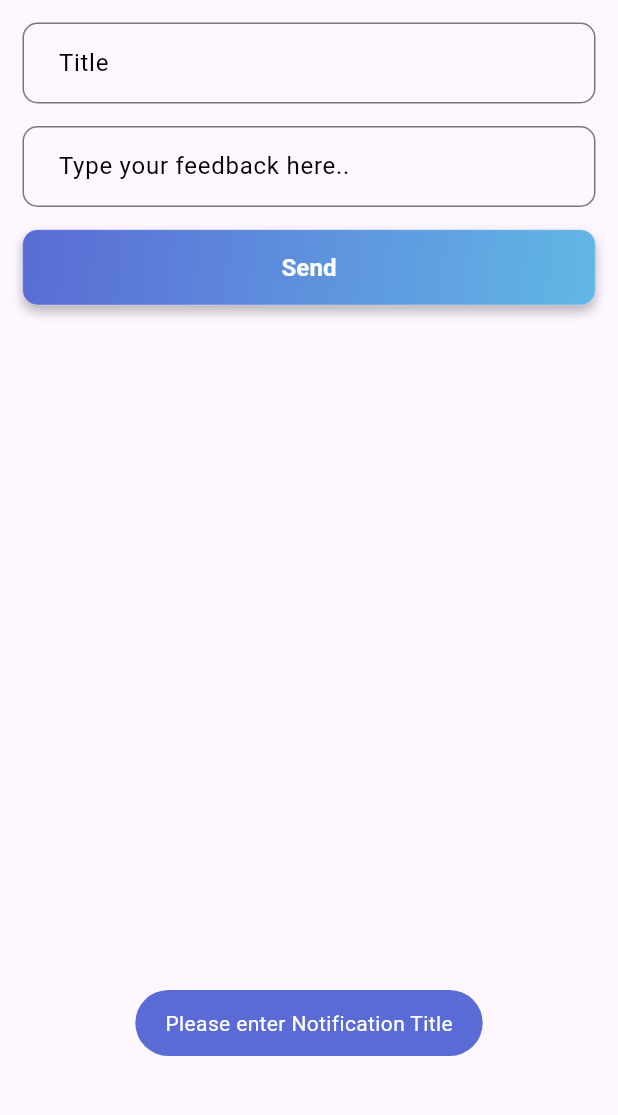
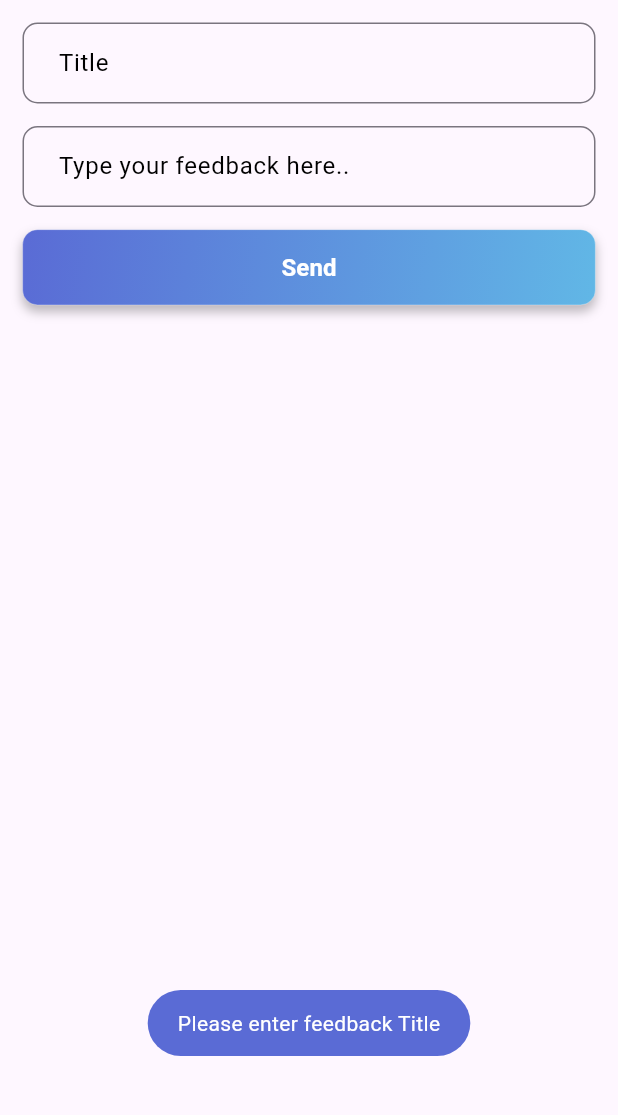
Before and after one commit to Sara2001-github/mentor-mate-flutter, a Flutter app: the SendNotificationScreen screen opened directly, after a tap on "Send", on a phone screen of 412 x 824 dp, the part 84-1199 px from its top. Run offline on Flutter 3.47's test engine with Material 3 defaults, Android fonts, the phone set to English and light mode, and no system bars; our stand-ins replace cloud_firestore, dash_chat_2, device_info_plus, firebase_auth, firebase_core, fluttertoast and 3 more; missing offline and left inert: chat_gpt_sdk, syncfusion_flutter_xlsio; accounts and stored records are empty; Roboto replaces fonts that are missing (Poppins).

Commit message:
Feedback

```diff
--- a/lib/screens/trainer/send_notification_screen.dart
+++ b/lib/screens/trainer/send_notification_screen.dart
@@ -156,7 +156,7 @@ class _SendNotificationScreenState extends State<SendNotificationScreen> {
                     MaterialStateProperty.all(Colors.transparent),
                   ),
                   onPressed: () {
-                    sendNotification();
+                    sendFeedback();
                   },
                   child: const Text('Send', style: buttonStyle)),
             ),
@@ -168,20 +168,20 @@ class _SendNotificationScreenState extends State<SendNotificationScreen> {
     );
   }
 
-  void sendNotification() async {
+  void sendFeedback() async {
     if (titleController.text.isEmpty) {
-      AppUtils.instance.showToast(toastMessage: 'Please enter Notification Title');
+      AppUtils.instance.showToast(toastMessage: 'Please enter feedback Title');
     }
     else  if (descriptionController.text.isEmpty) {
       AppUtils.instance.showToast(toastMessage: 'Please enter Description');
     }
     else {
-      FirebaseFirestore.instance.collection("Notifications").add({
+      FirebaseFirestore.instance.collection("Feedback").add({
         "title": titleController.text,
         "description": descriptionController.text,
       }).then((value) {
         AppUtils.instance.showToast(
-            toastMessage: 'Notification sent');
+            toastMessage: 'Feedback sent');
         Navigator.pop(context, "added");
       });
     }
```
Also changed, not shown: lib/screens/trainee/notifications_screen.dart (+8 -8 lines).
